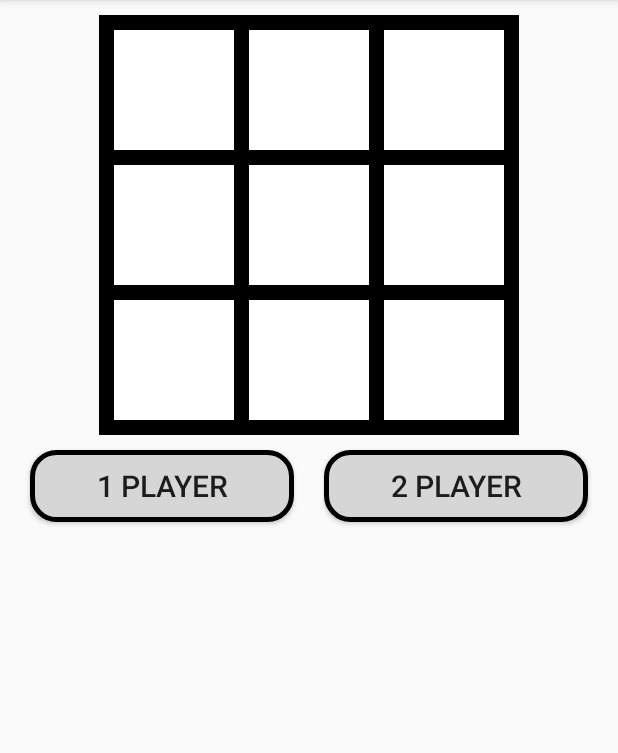
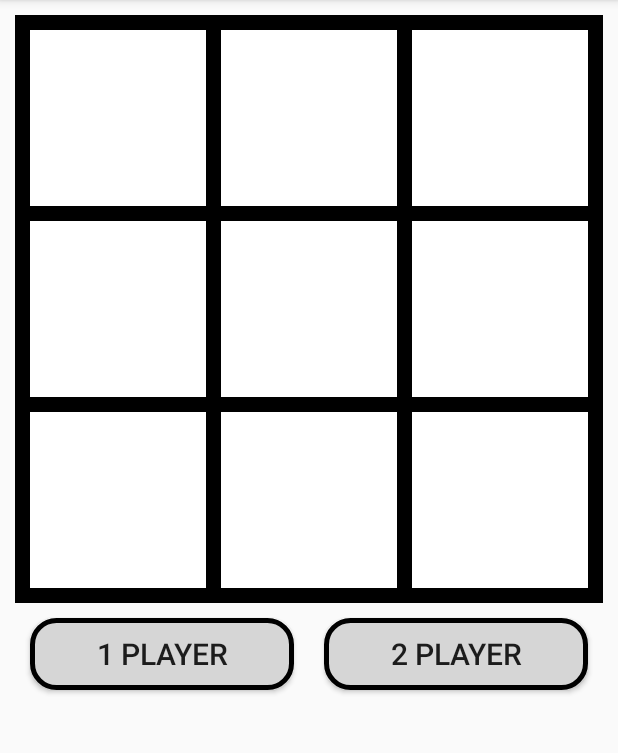
Before and after one commit to dev-fan/tictactoe, an Android app: the screen it shows after launch (MainActivity), on a phone screen of 412 x 824 dp, the part 84-837 px from its top. Run offline under Robolectric (Android 15) with nearby library versions, the phone set to English and light mode, and no system bars.

Commit message:
Set new field size

```diff
--- a/app/src/main/java/org/itstep/falaleev/tictactoe/MainActivity.java
+++ b/app/src/main/java/org/itstep/falaleev/tictactoe/MainActivity.java
@@ -5,9 +5,11 @@ import android.os.Bundle;
 import android.support.v7.app.AppCompatActivity;
 import android.view.Menu;
 import android.view.MenuItem;
+import android.view.ViewGroup;
 import android.widget.Button;
 import android.widget.ImageView;
 import android.widget.LinearLayout;
+import android.widget.RelativeLayout;
 import android.widget.TextView;
 
 import org.itstep.falaleev.tictactoe.handler.ButtonClick;
@@ -34,7 +36,7 @@ public class MainActivity extends AppCompatActivity {
         Statistic stat = new Statistic(getSharedPreferences(Statistic.KEY, MODE_PRIVATE));
         game = new Game(this, setting, stat);
         ButtonClick BtnHandler = new ButtonClick(game, setting);
-        FieldClick fldHandler = new FieldClick(game, setting);
+        final FieldClick fldHandler = new FieldClick(game, setting);
 
         btnPlay1 = (Button) findViewById(R.id.btnPlay1);
         btnPlay1.setOnClickListener(BtnHandler);
@@ -50,9 +52,31 @@ public class MainActivity extends AppCompatActivity {
         elements.add(6, (ImageView) findViewById(R.id.imv6));
         elements.add(7, (ImageView) findViewById(R.id.imv7));
         elements.add(8, (ImageView) findViewById(R.id.imv8));
-        for (ImageView iv : elements) {
-            iv.setOnClickListener(fldHandler);
-        }
+
+        final RelativeLayout rlField = (RelativeLayout) findViewById(R.id.rlField);
+        rlField.post(new Runnable() {
+            @Override
+            public void run() {
+                int fieldPadding = (int) getResources().getDimensionPixelSize(R.dimen.field_margin);
+                int minSize = Math.min(rlField.getMeasuredWidth(), rlField.getMeasuredHeight());
+                int btnSize = (int) Math.floor((minSize - fieldPadding * 4) / 3);
+                int i = 0;
+                for (ImageView iv : elements) {
+                    iv.setOnClickListener(fldHandler);
+                    iv.setMinimumHeight(btnSize);
+                    iv.setMaxHeight(btnSize);
+                    iv.setMinimumWidth(btnSize);
+                    iv.setMaxWidth(btnSize);
+                    ViewGroup.LayoutParams layoutParams = iv.getLayoutParams();
+                    layoutParams.width = btnSize;
+                    layoutParams.height = btnSize;
+                    iv.setLayoutParams(layoutParams);
+                }
+                rlField.setPadding(fieldPadding, fieldPadding, fieldPadding, fieldPadding);
+                int wrapContentLin = LinearLayout.LayoutParams.WRAP_CONTENT;
+                rlField.setLayoutParams(new LinearLayout.LayoutParams(wrapContentLin, wrapContentLin));
+            }
+        });
         game.setElements(elements);
         game.setTvResult((TextView) findViewById(R.id.tvWin));
         game.setFinishLine((LinearLayout) findViewById(R.id.llFinish));
--- a/app/src/main/res/drawable/buttonshape.xml
+++ b/app/src/main/res/drawable/buttonshape.xml
@@ -5,4 +5,10 @@
     <stroke
         android:width="3dp"
         android:color="#000000" />
+    <padding
+        android:left="10dp"
+        android:right="10dp"
+        android:top="10dp"
+        android:bottom="10dp">
+    </padding>
 </shape>
--- a/app/src/main/res/layout/activity_main.xml
+++ b/app/src/main/res/layout/activity_main.xml
@@ -10,10 +10,11 @@
     tools:context=".MainActivity">
 
     <RelativeLayout
-        android:layout_width="wrap_content"
-        android:layout_height="wrap_content"
+        android:layout_width="match_parent"
+        android:layout_height="match_parent"
+        android:id="@+id/rlField"
         android:background="@color/black"
-        android:padding="@dimen/fields_padding">
+        android:padding="@dimen/field_margin">
 
         <ImageView
             android:layout_width="@dimen/field"
--- a/app/src/main/res/values/dimens.xml
+++ b/app/src/main/res/values/dimens.xml
@@ -4,7 +4,6 @@
     <dimen name="activity_vertical_margin">10dp</dimen>
     <dimen name="field">80dp</dimen>
     <dimen name="field_margin">10dp</dimen>
-    <dimen name="fields_padding">10dp</dimen>
     <dimen name="info_margin_top">5dp</dimen>
     <dimen name="info_text_size">35sp</dimen>
     <dimen name="splash_image">50dp</dimen>
```
